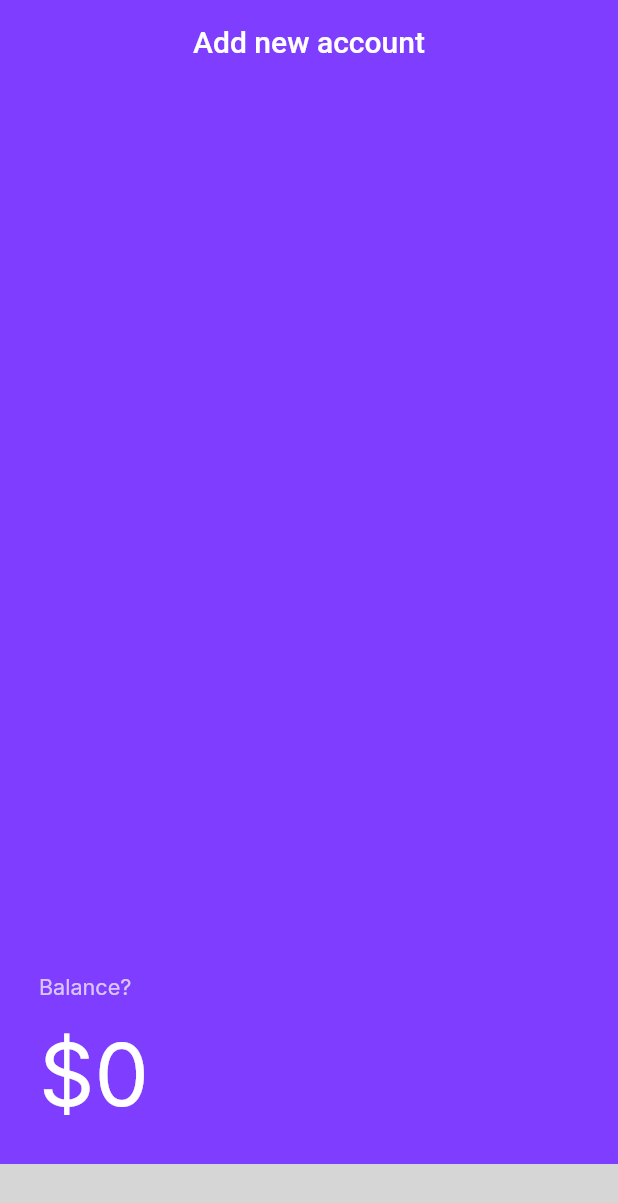
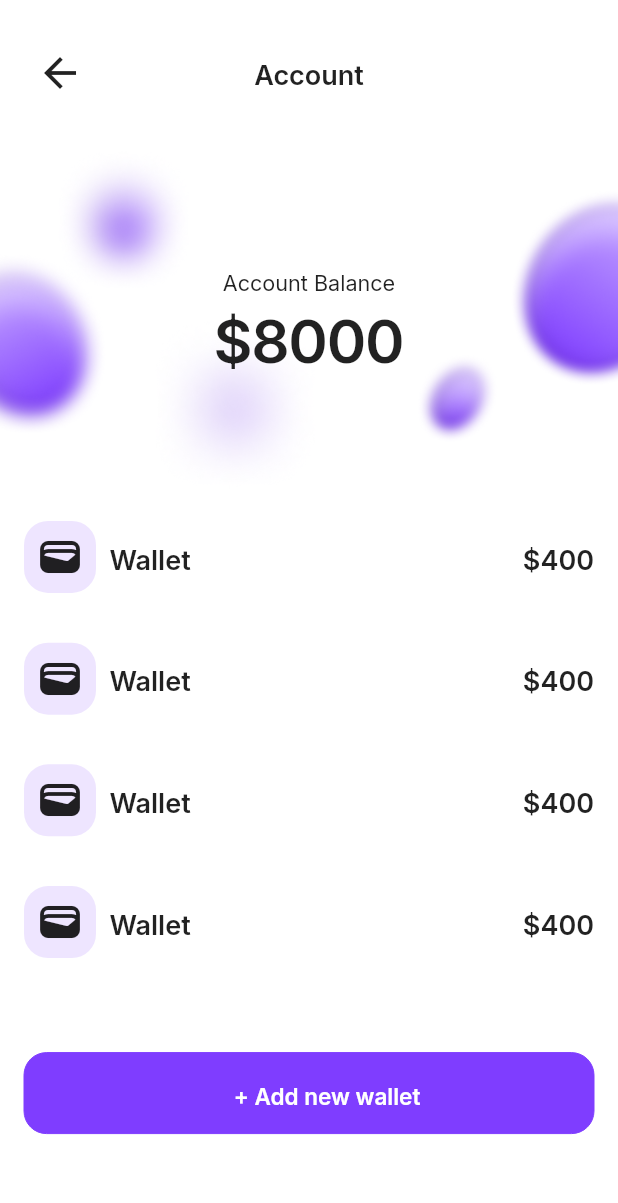
Before and after one commit to Riyumimo/expence_project, a Flutter app: the AccountScreen screen opened by its route, on a phone screen of 412 x 824 dp. Shown: the top 1203 px of the screen. Run offline on Flutter 3.47's test engine with Material 2 defaults, Android fonts, the phone set to English and light mode, and no system bars; our stand-ins replace bloc, camera, cloud_firestore, connectivity_plus, convex_bottom_bar, dotted_border and 22 more; missing offline and left inert: flextras, flutter_displaymode; accounts and stored records are empty; project files that could hold a hidden picture were left out; grey boxes are pictures that could not be loaded.

Commit message:
(screen) adding screens profile and account

```diff
--- a/lib/data/firebase_service/storage_repository.dart
+++ b/lib/data/firebase_service/storage_repository.dart
@@ -84,6 +84,7 @@ class FirebaseStorageRepository extends StorageRepository {
 
   @override
   Future<UserModel> getUser() async {
+    print('getUser....');
     String uid = firebaseAuth.currentUser!.uid;
     try {
       DocumentSnapshot<Map<String, dynamic>> documentSnapshot =
--- a/lib/logic/app_logic.dart
+++ b/lib/logic/app_logic.dart
@@ -64,7 +64,7 @@ class AppLogic {
 
     // Load initial view (replace empty initial view which is covered by a native splash screen)
     // bool showIntro = settingsLogic.hasCompletedOnboarding.value == false;
-    AuthenticationScreenRouter().redirectToScreen(ScreenPaths.dashboard);
+    AuthenticationScreenRouter().redirectToScreen(ScreenPaths.profile);
     // if (showIntro) {
     //   appRouter.go(ScreenPaths.intro);
     // } else {
--- a/lib/main.dart
+++ b/lib/main.dart
@@ -74,7 +74,7 @@ class MyApp extends StatelessWidget with GetItMixin {
                       print('Empity Data');
                       appRoute.go(ScreenPaths.home);
                     } else {
-                      appRoute.go(ScreenPaths.dashboard);
+                      appRoute.go(ScreenPaths.profile);
                     }
                   },
                   error: (error) {});
--- a/lib/router.dart
+++ b/lib/router.dart
@@ -1,12 +1,14 @@
 import 'package:expence_project/main.dart';
 import 'package:expence_project/ui/app_scafold.dart';
 import 'package:expence_project/ui/screens/account/account_screen.dart';
+import 'package:expence_project/ui/screens/account/add_account_screen.dart';
 import 'package:expence_project/ui/screens/dashboard/dashboard_screen.dart';
 import 'package:expence_project/ui/screens/detail_screen/detail_screen.dart';
 import 'package:expence_project/ui/screens/home/home_screens.dart';
 import 'package:expence_project/ui/screens/login_screen/login_screen.dart';
 import 'package:expence_project/ui/screens/page1%20copy%202.dart';
 import 'package:expence_project/ui/screens/page1%20copy.dart';
+import 'package:expence_project/ui/screens/profile/profile_screen.dart';
 import 'package:expence_project/ui/screens/record_keeping_screen/camera_screen.dart';
 import 'package:expence_project/ui/screens/record_keeping_screen/record_keeping_screens.dart';
 import 'package:expence_project/ui/screens/transaction_screen/status_screen.dart';
@@ -28,8 +30,10 @@ class ScreenPaths {
   static String camera = '/camera';
   static String status = '/status';
   static String account = '/account';
+  static String addAccount = '/addAccount';
   static String transaction = '/transactions';
   static String detail = '/detail';
+  static String profile = '/profile';
 }
 
 final appRoute = GoRouter(redirect: _handleRedirect, routes: [
@@ -52,7 +56,9 @@ final appRoute = GoRouter(redirect: _handleRedirect, routes: [
         AppRoute(ScreenPaths.verification, (s) => const VerificationScreen()),
         AppRoute(ScreenPaths.dashboard, (s) => const DashboardScreen()),
         AppRoute(ScreenPaths.camera, (s) => const CameraScreen()),
+        AppRoute(ScreenPaths.addAccount, (s) => const AddAccountScreens()),
         AppRoute(ScreenPaths.account, (s) => const AccountScreen()),
+        AppRoute(ScreenPaths.profile, (s) => const ProfileScreens()),
         AppRoute(
             ScreenPaths.record,
             (s) => RecordKeppingScreen(
--- a/lib/ui/common/my_button.dart
+++ b/lib/ui/common/my_button.dart
@@ -33,7 +33,7 @@ class MyButton extends StatelessWidget {
           child: Row(
             mainAxisAlignment: MainAxisAlignment.spaceAround,
             children: <Widget>[
-              const Spacer(),
+              // const Spacer(),
               isTransparant
                   ? SizedBox(
                       height: 24,
@@ -52,13 +52,18 @@ class MyButton extends StatelessWidget {
                       width: 15,
                     )
                   : const SizedBox(),
-              Text(title,
-                  style: $styles.text.bodyBold.copyWith(
-                      fontSize: 15,
-                      color: isTransparant
-                          ? $styles.colors.black
-                          : $styles.colors.offWhite)),
-              const Spacer(),
+              Expanded(
+                child: Center(
+                  child: Text(title,
+                      maxLines: 1,
+                      style: $styles.text.bodyBold.copyWith(
+                          fontSize: 15,
+                          color: isTransparant
+                              ? $styles.colors.black
+                              : $styles.colors.offWhite)),
+                ),
+              ),
+              // const Spacer(),
               isTransparant
                   ? Icon(
                       Icons.arrow_forward,
--- a/lib/ui/screens/account/account_screen.dart
+++ b/lib/ui/screens/account/account_screen.dart
@@ -1,11 +1,9 @@
+import 'package:expence_project/commons_libs.dart';
+import 'package:expence_project/main.dart';
 import 'package:expence_project/router.dart';
 import 'package:expence_project/ui/common/my_button.dart';
-import 'package:flutter_bloc/flutter_bloc.dart';
-import '../../../commons_libs.dart';
-import '../../../logic/account_bloc/account_bloc.dart';
-import '../../../main.dart';
-import '../../common/input_field.dart';
-import '../record_keeping_screen/record_keeping_screens.dart';
+import 'package:flutter/foundation.dart';
+import 'package:flutter/material.dart';
 
 class AccountScreen extends StatefulWidget {
   const AccountScreen({super.key});
@@ -15,182 +13,140 @@ class AccountScreen extends StatefulWidget {
 }
 
 class _AccountScreenState extends State<AccountScreen> {
-  final TextEditingController _textMoneyController = TextEditingController();
-  final TextEditingController _textDescController = TextEditingController();
-  String _hintAccountType = 'Account Type';
-  List<String> AccountTypeList = ['Bank', 'E-wallet'];
-  int? _value = 0;
-
-  Widget? switchWidget(int i) {
-    switch (i) {
-      case 0:
-        return const Icon(
-          Icons.bar_chart_rounded,
+  @override
+  Widget build(BuildContext context) {
+    final width = MediaQuery.sizeOf(context).width;
+    final height = MediaQuery.sizeOf(context).height;
+    return Scaffold(
+      body: SafeArea(
+          child: Column(
+        children: [
+          appBar(height),
+          SizedBox(
+            child: Stack(
+              alignment: Alignment.center,
+              children: [
+                Image.asset('assets/images/BG.png'),
+                Column(
+                  children: [
+                    Text(
+                      'Account Balance',
+                      style: $styles.text.body,
+                    ),
+                    Text(
+                      '\$8000',
+                      style: $styles.text.quote1.copyWith(fontSize: 40),
+                    ),
+                  ],
+                )
+              ],
+            ),
+          ),
+          Column(
+            children: [
+              ListTiles(height: height),
+              ListTiles(height: height),
+              ListTiles(height: height),
+              ListTiles(height: height),
+              Gap(height * 0.0369),
+              Padding(
+                padding: const EdgeInsets.all(16),
+                child: MyButton(
+                  title: '+ Add new wallet',
+                  onPressed: () {
+                    appRoute.push(ScreenPaths.addAccount);
+                  },
+                ),
+              )
+            ],
+          )
+        ],
+      )),
     );
-      case 1:
-        return const Icon(Icons.balance);
-      case 2:
-        return const Icon(Icons.margin);
-      case 3:
-        return const Icon(Icons.add_chart);
-      case 4:
-        return const Icon(Icons.bar_chart);
-      default:
-    }
-    return null;
   }
 
-  String? accountName(int i) {
-    switch (i) {
-      case 0:
-        return "BNI";
-      case 1:
-        return "Paypal";
-      case 2:
-        return "Sryariah";
-      case 3:
-        return "BRI";
-      case 4:
-        return "Mandiri";
-      default:
+  Padding appBar(double height) {
+    return Padding(
+      padding: const EdgeInsets.all(16),
+      child: Container(
+        height: height * .0788,
+        child: Row(
+          mainAxisAlignment: MainAxisAlignment.spaceBetween,
+          children: [
+            IconButton(
+              onPressed: () {
+                appRoute.pop();
+              },
+              icon: Icon(
+                Icons.arrow_back,
+                size: 32,
+              ),
+            ),
+            // Spacer(),
+            Expanded(
+              child: Center(
+                child: Text(
+                  'Account',
+                  style: $styles.text.bodyBold.copyWith(fontSize: 18),
+                ),
+              ),
+            ),
+            // Spacer(),
+            IconButton(
+              onPressed: () {},
+              icon: Container(
+                width: 32,
+              ),
+            )
+          ],
+        ),
+      ),
+    );
   }
-    return null;
 }
+
+class ListTiles extends StatelessWidget {
+  const ListTiles({
+    super.key,
+    required this.height,
+  });
+
+  final double height;
 
   @override
   Widget build(BuildContext context) {
-    return Scaffold(
-      resizeToAvoidBottomInset: false,
-      appBar: AppBar(
-        elevation: 0,
-        backgroundColor: Colors.transparent,
-        centerTitle: true,
-        title: const Text("Add new account"),
-      ),
-      backgroundColor: const Color(0xFF7F3DFF),
-      body: Column(crossAxisAlignment: CrossAxisAlignment.start, children: [
-        const Spacer(),
-        Padding(
-          padding: const EdgeInsets.symmetric(horizontal: 26),
-          child: Text(
-            'Balance?',
-            style: $styles.text.body
-                .copyWith(color: $styles.colors.offWhite.withOpacity(.7)),
+    return SizedBox(
+      height: height * .0985,
+      // color: Colors.amber,
+      child: Padding(
+        padding: const EdgeInsets.symmetric(horizontal: 16),
+        child: Row(
+          children: [
+            Container(
+              // padding: EdgeInsets.all(10),
+              height: 48,
+              width: 48,
+              decoration: BoxDecoration(
+                  color: const Color(0xFFEEE5FF),
+                  borderRadius: BorderRadius.circular(16)),
+              child: const Icon(
+                Icons.wallet,
+                size: 32,
               ),
             ),
-        const Gap(13),
-        Padding(
-          padding: const EdgeInsets.symmetric(horizontal: 26),
-          child: Row(
-            children: [
+            Gap(9),
             Text(
-                '\$',
-                style: $styles.text.h1.copyWith(color: Colors.white),
+              'Wallet',
+              style: $styles.text.bodyBold.copyWith(fontSize: 18),
             ),
-              Expanded(
-                child:
-                    RecordInputField(textMoneyController: _textMoneyController),
-              ),
+            Spacer(),
+            Text(
+              '\$400',
+              style: $styles.text.bodyBold.copyWith(fontSize: 18),
+            )
           ],
         ),
       ),
-        const Gap(16),
-        Container(
-            width: double.infinity,
-            decoration: const BoxDecoration(
-              color: Colors.white,
-              borderRadius: BorderRadius.only(
-                  topRight: Radius.circular(32), topLeft: Radius.circular(32)),
-            ),
-            child: SeparatedColumn(
-              padding: const EdgeInsets.all(16),
-              separatorBuilder: () => const Gap(12),
-              children: [
-                MyInputField(
-                  colorText:
-                      _textDescController.value.text != '' ? true : false,
-                  textEditingController: _textDescController,
-                  hint: 'Description',
-                  color: $styles.colors.white,
-                ),
-                MyInputField(
-                  colorText: _hintAccountType == "Account Type" ? false : true,
-                  hint: _hintAccountType,
-                  color: $styles.colors.white,
-                  widget: DropdownButton(
-                      dropdownColor: Colors.white,
-                      iconSize: 32,
-                      icon: Padding(
-                        padding: const EdgeInsets.only(right: 8.0),
-                        child: SvgPicture.asset(
-                          'assets/icons/arrow-down.svg',
-                        ),
-                      ),
-                      underline: Container(),
-                      onChanged: (value) {
-                        setState(() {
-                          _hintAccountType = value!;
-                        });
-                      },
-                      elevation: 4,
-                      items: AccountTypeList.map<DropdownMenuItem<String>>(
-                          (String value) {
-                        return DropdownMenuItem<String>(
-                            value: value,
-                            child: Text(
-                              value,
-                              style: $styles.text.bodyBold
-                                  .copyWith(color: $styles.colors.greyStrong),
-                            ));
-                      }).toList()),
-                ),
-                _hintAccountType == "Account Type"
-                    ? Container()
-                    : SizedBox(
-                        height: 88,
-                        width: double.infinity,
-                        child: Wrap(
-                          alignment: WrapAlignment.spaceBetween,
-                          spacing: 6.0,
-                          children: List<Widget>.generate(
-                            5,
-                            (int index) => ChoiceChip(
-                              padding: const EdgeInsets.symmetric(
-                                  horizontal: 16, vertical: 8),
-                              // labelStyle: const TextStyle(fontSize: 24),
-                              elevation: 0,
-                              pressElevation: 0,
-                              shape: RoundedRectangleBorder(
-                                  borderRadius: BorderRadius.circular(8)),
-                              selectedColor: const Color(0xFFEEE5FF),
-                              backgroundColor: const Color(0xFFF1F1FA),
-                              label: switchWidget(index)!,
-                              selected: _value == index,
-                              onSelected: (selected) {
-                                setState(() {
-                                  _value = selected ? index : null;
-                                });
-                              },
-                            ),
-                          ).toList(),
-                        ),
-                      ),
-                MyButton(
-                  title: 'Continue',
-                  onPressed: () {
-                    final accountNaming = accountName(_value!);
-                    int? intValue = int.tryParse(_textMoneyController.text);
-                    context.read<AccountBloc>().add(AccountEvent.add(
-                        _hintAccountType,
-                        accountNaming!,
-                        _textDescController.text,
-                        intValue ?? 0));
-                    appRoute.go(ScreenPaths.dashboard);
-                  },
-                )
-              ],
-            ))
-      ]),
     );
   }
 }
```
Also changed, not shown: lib/ui/screens/account/add_account_screen.dart (added, +196 -0 lines), lib/ui/screens/profile/profile_screen.dart (added, +135 -0 lines), assets/images/BG.png (added). Lines whose indentation alone changed are shown as unchanged.
